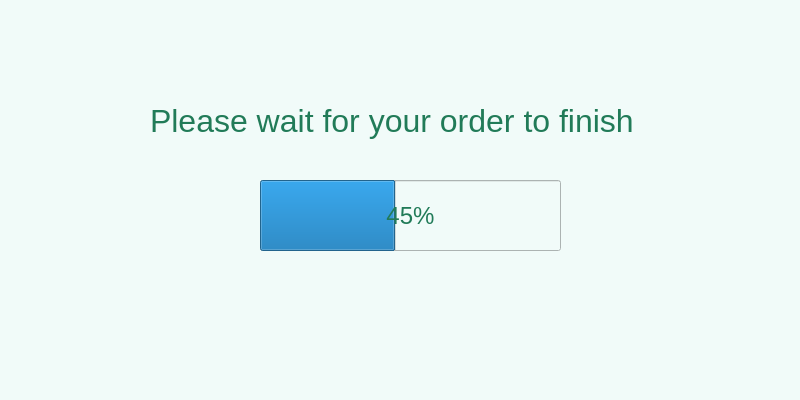
This is UI folder/thesisUIformRiceFillings.ui in Dann-Joseph123/grainMate as Qt 5 draws it before an edit. The edited form follows.
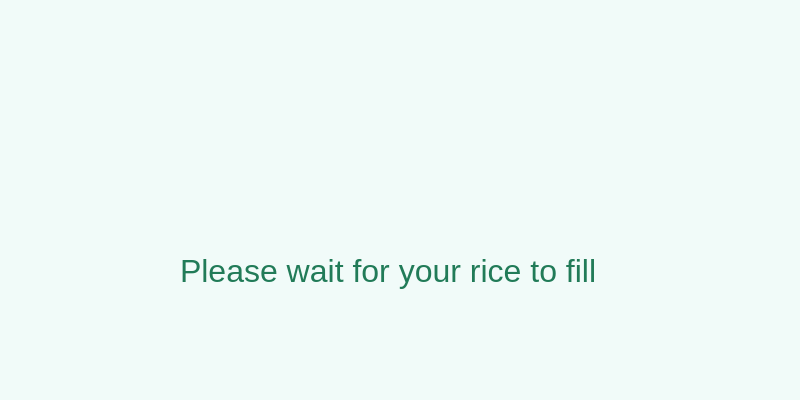
This is the edited form. Icons and pictures are not drawn.

```diff
--- a/UI folder/thesisUIformRiceFillings.ui
+++ b/UI folder/thesisUIformRiceFillings.ui
@@ -24,8 +24,8 @@
   <widget class="QLabel" name="splashScreenLabel">
    <property name="geometry">
     <rect>
-     <x>150</x>
-     <y>90</y>
+     <x>180</x>
+     <y>240</y>
      <width>491</width>
      <height>61</height>
     </rect>
@@ -39,38 +39,39 @@
     <string notr="true">color: rgb(33, 123, 88);</string>
    </property>
    <property name="text">
-    <string>Please wait for your order to finish</string>
+    <string>Please wait for your rice to fill</string>
    </property>
   </widget>
-  <widget class="QProgressBar" name="progressBar">
+  <widget class="QLabel" name="label_4">
    <property name="geometry">
     <rect>
-     <x>260</x>
-     <y>180</y>
-     <width>301</width>
-     <height>71</height>
+     <x>120</x>
+     <y>20</y>
+     <width>551</width>
+     <height>231</height>
     </rect>
    </property>
-   <property name="font">
-    <font>
-     <pointsize>18</pointsize>
-    </font>
-   </property>
    <property name="styleSheet">
-    <string notr="true">color: rgb(33, 123, 88);</string>
+    <string notr="true">background-image: url(:/newPrefix/ricemate.png);</string>
    </property>
-   <property name="value">
-    <number>45</number>
+   <property name="frameShape">
+    <enum>QFrame::NoFrame</enum>
    </property>
-   <property name="textVisible">
-    <bool>true</bool>
+   <property name="lineWidth">
+    <number>1</number>
    </property>
-   <property name="orientation">
-    <enum>Qt::Horizontal</enum>
+   <property name="text">
+    <string/>
    </property>
-   <property name="invertedAppearance">
+   <property name="pixmap">
+    <pixmap>../ricemate.png</pixmap>
+   </property>
+   <property name="scaledContents">
     <bool>false</bool>
    </property>
+   <property name="alignment">
+    <set>Qt::AlignCenter</set>
+   </property>
   </widget>
  </widget>
  <resources/>
```
